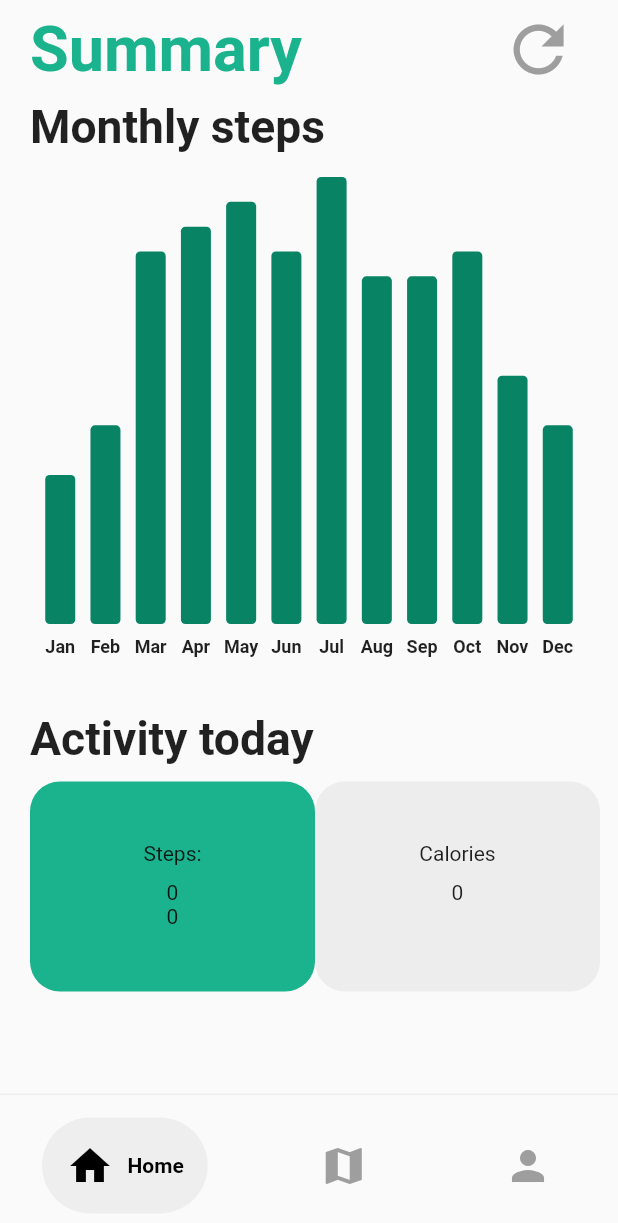
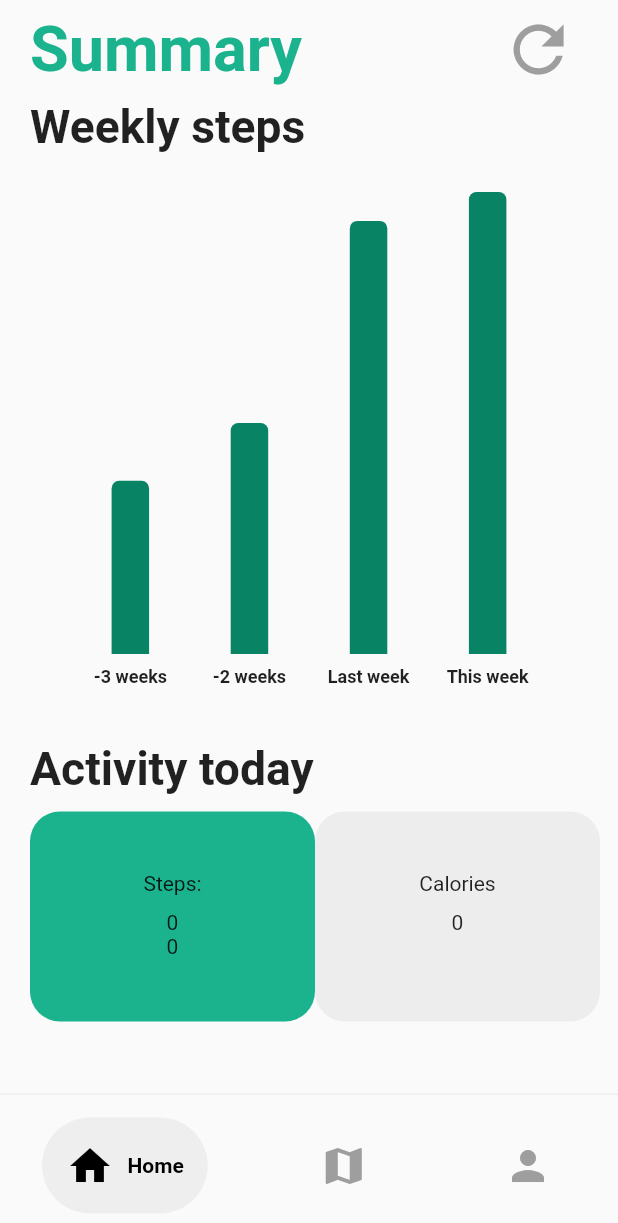
Before and after one commit to MarichenK/Biomedical-Technologies, a Flutter app: the screen it shows after launch, after a tap on the "refresh" icon, on a phone screen of 412 x 824 dp. Shown: the top 1223 px of the screen. Run offline on Flutter 3.47's test engine with Material 2 defaults, Android fonts, the phone set to English and light mode, and no system bars; drawn by our look-alikes of fl_chart, google_nav_bar; our stand-ins replace dio, floor, flutter_login, jwt_decoder, shared_preferences, sqflite; accounts and stored records are empty; generated files the repository leaves out were written again; network calls fail.

Commit message:
Small changes to barchart

```diff
--- a/agri_fit/lib/Utilities/graph/steps_data.dart
+++ b/agri_fit/lib/Utilities/graph/steps_data.dart
@@ -1,20 +1,3 @@
-/*List<double> monthlySteps = [
-  6000.0,
-  8000.0,
-  15000.0,
-  16000.0,
-  17000.0,
-  15000.0,
-  18000.0,
-  14000.0,
-  14000.0,
-  15000.0,
-  10000.0,
-  8000.0
-];
-*/
-// Funker ikke når listen er her...
-
 class IndividualBar {
   final int x;
   final double y;
@@ -25,34 +8,17 @@ class IndividualBar {
     });
 }
 
-
 class BarData {
-  final double janMean;
-  final double febMean;
-  final double marMean;
-  final double aprMean;
-  final double mayMean;
-  final double junMean;
-  final double julMean;
-  final double augMean;
-  final double sepMean;
-  final double octMean;
-  final double novMean;
-  final double desMean;
+  final double minusThreeWeeks;
+  final double minusTwoWeeks;
+  final double lastWeek;
+  final double thisWeek;
 
   BarData({
-    required this.janMean,
-    required this.febMean,
-    required this.marMean,
-    required this.aprMean,
-    required this.mayMean,
-    required this.junMean,
-    required this.julMean,
-    required this.augMean,
-    required this.sepMean,
-    required this.octMean,
-    required this.novMean,
-    required this.desMean,
+    required this.minusThreeWeeks,
+    required this.minusTwoWeeks,
+    required this.lastWeek,
+    required this.thisWeek,
   });
 
   List<IndividualBar> barData = [];
@@ -60,18 +26,10 @@ class BarData {
   // initialize bar data
   void initializeBarData() {
     barData = [
-      IndividualBar(x: 1, y: janMean),
-      IndividualBar(x: 2, y: febMean),
-      IndividualBar(x: 3, y: marMean),
-      IndividualBar(x: 4, y: aprMean),
-      IndividualBar(x: 5, y: mayMean),
-      IndividualBar(x: 6, y: junMean),
-      IndividualBar(x: 7, y: julMean),
-      IndividualBar(x: 8, y: augMean),
-      IndividualBar(x: 9, y: sepMean),
-      IndividualBar(x: 10, y: octMean),
-      IndividualBar(x: 11, y: novMean),
-      IndividualBar(x: 12, y: desMean),
+      IndividualBar(x: 1, y: minusThreeWeeks),
+      IndividualBar(x: 2, y: minusTwoWeeks),
+      IndividualBar(x: 3, y: lastWeek),
+      IndividualBar(x: 4, y: thisWeek),
     ];
   }
 }
--- a/agri_fit/lib/Utilities/graph/steps_graph.dart
+++ b/agri_fit/lib/Utilities/graph/steps_graph.dart
@@ -3,37 +3,38 @@ import 'package:fl_chart/fl_chart.dart';
 import 'package:flutter/material.dart';
 
 class StepsGraph extends StatelessWidget {
-  final List monthlySteps;
+  final List weeklySteps;
 
   const StepsGraph({
     super.key,
-    required this.monthlySteps,
+    required this.weeklySteps,
   });
 
   @override
   Widget build(BuildContext context) {
     // initialize bar data
     BarData myBarData = BarData(
-      janMean: monthlySteps[0],
-      febMean: monthlySteps[1],
-      marMean: monthlySteps[2],
-      aprMean: monthlySteps[3],
-      mayMean: monthlySteps[4],
-      junMean: monthlySteps[5],
-      julMean: monthlySteps[6],
-      augMean: monthlySteps[7],
-      sepMean: monthlySteps[8],
-      octMean: monthlySteps[9],
-      novMean: monthlySteps[10],
-      desMean: monthlySteps[11],
+      minusThreeWeeks: weeklySteps[0],
+      minusTwoWeeks: weeklySteps[1],
+      lastWeek: weeklySteps[2],
+      thisWeek: weeklySteps[3],
       );
       myBarData.initializeBarData();
 
     return BarChart(
+      // layout changes to BarChart
       BarChartData(
         minY: 0,
         gridData: const FlGridData(show: false),
         borderData: FlBorderData(show: false),
+
+        barTouchData: BarTouchData(
+          enabled: true,
+          touchTooltipData: BarTouchTooltipData(
+            tooltipRoundedRadius: 40,
+            tooltipBgColor:const Color.fromARGB(255, 237, 237, 237),)
+        ),
+
         titlesData: const FlTitlesData(
           show: true,
           topTitles: AxisTitles(sideTitles: SideTitles(showTitles: false)),
@@ -41,17 +42,17 @@ class StepsGraph extends StatelessWidget {
           leftTitles: AxisTitles(sideTitles: SideTitles(showTitles: false)),
           bottomTitles: AxisTitles(sideTitles: SideTitles(showTitles: true, getTitlesWidget: bottomTitles))
         ),
+
         barGroups: myBarData.barData.map(
           (data) => BarChartGroupData(
             x: data.x,
             barRods: [BarChartRodData(
               toY: data.y,
-              color: Color.fromARGB(255, 8, 131, 100),
-              width: 20,
-              borderRadius: BorderRadius.circular(3),
+              color: const Color.fromARGB(255, 8, 131, 100),
+              width: 25,
+              borderRadius: const BorderRadius.only(topLeft: Radius.circular(5), topRight: Radius.circular(5))
               )
               ],
-
             ),
             ).toList(),
         ),
@@ -68,44 +69,20 @@ Widget bottomTitles(double value, TitleMeta meta){
   Widget text;
   switch (value.toInt()) {
     case 1:
-      text = const Text('Jan', style: style);
+      text = const Text('-3 weeks', style: style);
       break;
     case 2:
-      text = const Text('Feb', style: style);
+      text = const Text('-2 weeks', style: style);
       break;
     case 3:
-      text = const Text('Mar', style: style);
+      text = const Text('Last week', style: style);
       break;
     case 4:
-      text = const Text('Apr', style: style);
-      break;
-    case 5:
-      text = const Text('May', style: style);
-      break;
-    case 6:
-      text = const Text('Jun', style: style);
-      break;
-    case 7:
-      text = const Text('Jul', style: style);
-      break;
-    case 8:
-      text = const Text('Aug', style: style);
-      break;
-    case 9:
-      text = const Text('Sep', style: style);
-      break;
-    case 10:
-      text = const Text('Oct', style: style);
-      break;
-    case 11:
-      text = const Text('Nov', style: style);
-      break;
-    case 12:
-      text = const Text('Dec', style: style);
+      text = const Text('This week', style: style);
       break;
     default:
       text = const Text('', style: style);
     break;
   }
-  return SideTitleWidget(child: text, axisSide: meta.axisSide);
+  return SideTitleWidget(axisSide: meta.axisSide, child: text);
 }
--- a/agri_fit/lib/screens/homePage.dart
+++ b/agri_fit/lib/screens/homePage.dart
@@ -18,16 +18,6 @@ import 'package:agri_fit/Database/Steps.dart';
 import 'package:intl/intl.dart';
 
 
-void test = LineChart(
-  LineChartData(
-    // read about it in the LineChartData section
-  ),
-  //swapAnimationDuration: const Duration(milliseconds: 150), // Optional
-  //swapAnimationCurve: Curves.linear, // Optional
-);
-
-
-
 class HomePage extends StatefulWidget {
   const HomePage({Key? key}) : super(key: key);
 
@@ -39,31 +29,17 @@ class HomePage extends StatefulWidget {
 }
 
 class _HomePageState extends State<HomePage> {
-  List<double> monthlySteps = [
-  6000.0,
-  8000.0,
-  15000.0,
-  16000.0,
-  17000.0,
-  15000.0,
-  18000.0,
-  14000.0,
-  14000.0,
-  15000.0,
-  10000.0,
-  8000.0
+  List<double> weeklySteps = [
+  6000,
+  8000,
+  15000,
+  16000,
 ];
 
   @override
   Widget build(BuildContext context) {
       return Scaffold(
-      /*appBar: AppBar(
-        backgroundColor: Colors.grey[50],
-        elevation: 0,
-        //title: Text(HomePage.routename),
-        title: const Text('AgriFit', textScaleFactor: 1.5,),
-        foregroundColor: Color.fromARGB(255, 27, 179, 141),
-      ),*/
+
       // Hide appbar
         appBar: PreferredSize(
           preferredSize: const Size.fromHeight(0.0),
@@ -89,12 +65,13 @@ class _HomePageState extends State<HomePage> {
                         color: Color.fromARGB(255, 27, 179, 141))),
                 ),
 
+                // request button
                 IconButton(
                   iconSize: 50,
                   color: Colors.grey,
                   icon: const Icon(Icons.refresh,),
                   splashRadius: 32,
-                  splashColor: Color.fromARGB(255, 237, 237, 237),
+                  splashColor: const Color.fromARGB(255, 237, 237, 237),
                   onPressed: () async {
                     final result = await _authorize();
                     final message =
@@ -107,32 +84,35 @@ class _HomePageState extends State<HomePage> {
               ],
             ),
 
+            // listview with data
+            // barGraph with weekly steps
             Expanded(
               child: ListView(
                 children: [
                   const Align(
                     alignment: Alignment.centerLeft,
-                    child: Text('Monthly steps',
+                    child: Text('Weekly steps',
                         textScaleFactor: 2.2,
                         style: TextStyle(fontWeight: FontWeight.bold)),
                   ),
 
-                  const SizedBox(height: 16),
+                  const SizedBox(height: 26),
 
                   SizedBox(
-                    height: 320,
+                    height: 330,
                     child: Container(
                     decoration: BoxDecoration(
                       borderRadius: BorderRadius.circular(20),
                       color: Colors.grey[50]),
                     child:
                     StepsGraph(
-                      monthlySteps: monthlySteps,
+                      weeklySteps: weeklySteps,
                       ),
                   )),
 
                   const SizedBox(height: 36),
 
+                  // daily steps and calories burnt
                   const Align(
                     alignment: Alignment.centerLeft,
                     child: Text('Activity today',
@@ -150,7 +130,7 @@ class _HomePageState extends State<HomePage> {
                         width: 190,
                         decoration: BoxDecoration(
                           borderRadius: BorderRadius.circular(20),
-                          color: Color.fromARGB(255, 27, 179, 141)),
+                          color: const Color.fromARGB(255, 27, 179, 141)),
 
                         child:
                             Center(child: Column (
@@ -186,12 +166,12 @@ class _HomePageState extends State<HomePage> {
                         width: 190,
                         decoration: BoxDecoration(
                           borderRadius: BorderRadius.circular(20),
-                          color: Color.fromARGB(255, 237, 237, 237)),
+                          color: const Color.fromARGB(255, 237, 237, 237)),
                         child:Center(child: Column(
                           children: [
-                            SizedBox(height: 40,),
-                            Text('Calories'),
-                            SizedBox(height: 10,),
+                            const SizedBox(height: 40,),
+                            const Text('Calories'),
+                            const SizedBox(height: 10,),
                       FutureBuilder<List<Callories>?>(
                         future: _requestCalsToday(),
                         builder: (BuildContext context, AsyncSnapshot<List<Callories>?> snapshot) {
--- a/agri_fit/lib/screens/profilePage.dart
+++ b/agri_fit/lib/screens/profilePage.dart
@@ -31,6 +31,7 @@ class ProfilePage extends StatelessWidget {
   @override
 
   Widget build(BuildContext context) {
+    // calculating BMI
     double height = 1.70;
     double weight = 70;
 
@@ -39,15 +40,7 @@ class ProfilePage extends StatelessWidget {
 
     return Scaffold(
       extendBodyBehindAppBar: true,
-      /*appBar: AppBar(
-        backgroundColor: Colors.grey[50],
-        elevation: 0,
-        title: const Text(
-          'AgriFit',
-          textScaleFactor: 2.4,
-          style: TextStyle(fontWeight: FontWeight.bold)),
-        foregroundColor: const Color.fromARGB(255, 27, 179, 141),
-      ),*/
+
       appBar: AppBar(
         backgroundColor: Colors.transparent,
         elevation: 0,
@@ -66,7 +59,7 @@ class ProfilePage extends StatelessWidget {
             )
           ),
 
-
+        // box with profile info
         child: Column(
           children: [
             const SizedBox(height: 150),
@@ -78,6 +71,7 @@ class ProfilePage extends StatelessWidget {
                         borderRadius: BorderRadius.circular(40),
                         color: const Color.fromARGB(255, 250, 250, 250)),
 
+                // profile info
                 child: Column(
                   children: [
                     const SizedBox(height: 36),
@@ -104,6 +98,7 @@ class ProfilePage extends StatelessWidget {
 
                   const SizedBox(height: 46),
 
+                  // display BMI value
                   Row(
                     mainAxisAlignment: MainAxisAlignment.start,
                     children: [
@@ -131,6 +126,7 @@ class ProfilePage extends StatelessWidget {
 
                   const SizedBox(height: 26),
 
+                  // display BMI status
                   const Padding(
                     padding: EdgeInsets.only(left: 50),
                     child: Align(
```
Also changed, not shown: 3 other files.
